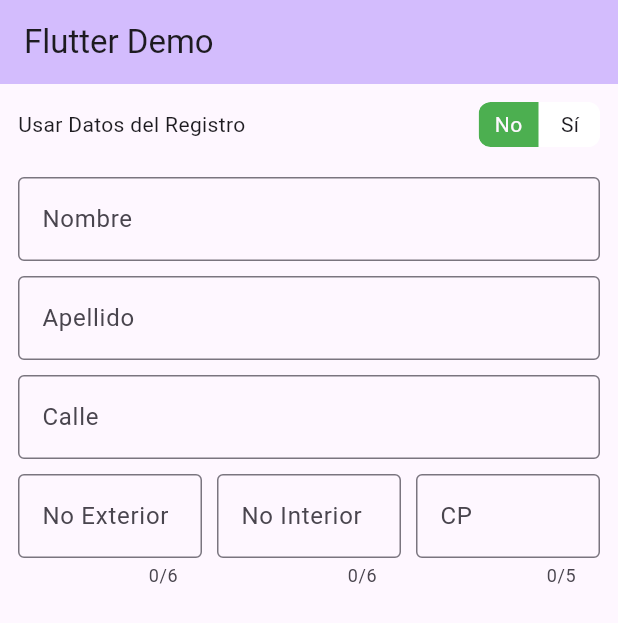
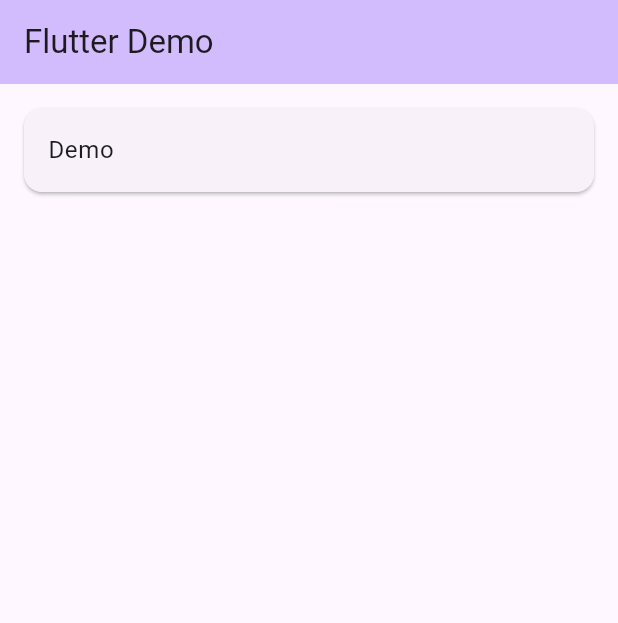
Before and after one commit to jatempa/flutter_mxlos_demo, a Flutter app: the screen it shows after launch, on a phone screen of 412 x 824 dp. Shown: the top 623 px of the screen. Run offline on Flutter 3.47's test engine with Material 3 defaults, Android fonts, the phone set to English and light mode, and no system bars; drawn by our look-alikes of toggle_switch.

Commit message:
Read fake data from file

```diff
--- a/lib/home.dart
+++ b/lib/home.dart
@@ -1,8 +1,7 @@
+import 'dart:convert';
+
 import 'package:flutter/material.dart';
-import 'package:toggle_switch/toggle_switch.dart';
-
-import 'package:myapp/custom_form.dart';
-import 'package:myapp/utils/ui_helpers.dart';
+import 'package:flutter/services.dart';
 
 class MyHomePage extends StatefulWidget {
   const MyHomePage({super.key, required this.title});
@@ -14,9 +13,19 @@ class MyHomePage extends StatefulWidget {
 }
 
 class _MyHomePageState extends State<MyHomePage> {
-  final String _labelUseExistingData = "Usar Datos del Registro";
-  int? _selectedIndex = 0;
-  bool fillUserData = false;
+  var jsonData;
+
+  Future<void> loadJsonAsset() async {
+    final String jsonString = await rootBundle.loadString('assets/data/users.json');
+    final data = jsonDecode(jsonString);
+    print(data);
+  }
+
+  @override
+  void initState() {
+    super.initState();
+    loadJsonAsset();
+  }
 
   @override
   Widget build(BuildContext context) {
@@ -29,33 +38,11 @@ class _MyHomePageState extends State<MyHomePage> {
         alignment: Alignment.center,
         margin: const EdgeInsets.all(12),
         child: ListView(
-          children: [
-            Column(
-              mainAxisAlignment: MainAxisAlignment.start,
-              crossAxisAlignment: CrossAxisAlignment.start,
-              children: <Widget>[
-                Row(
-                  mainAxisAlignment: MainAxisAlignment.spaceBetween,
-                  children: <Widget>[
-                    Text(_labelUseExistingData),
-                    ToggleSwitch(
-                      initialLabelIndex: _selectedIndex,
-                      iconSize: 1,
-                      fontSize: 14,
-                      minHeight: 30,
-                      minWidth: 40,
-                      labels: ['No', 'Sí'],
-                      inactiveBgColor: Colors.white,
-                      activeBgColor: [Colors.green],
-                      onToggle: (index) {
-                        setState(() => _selectedIndex = index);
-                      }
-                    )
-                  ],
-                ),
-                UIHelper.verticalSpaceMedium,
-                const CustomForm()
-              ],
+          children: const [
+            Card(
+              child: ListTile(
+                title: Text("Demo"),
+              ),
             )
           ],
         ),
```
Also changed, not shown: assets/data/users.json (added, +17 -0 lines), pubspec.yaml (+2 -65 lines).
